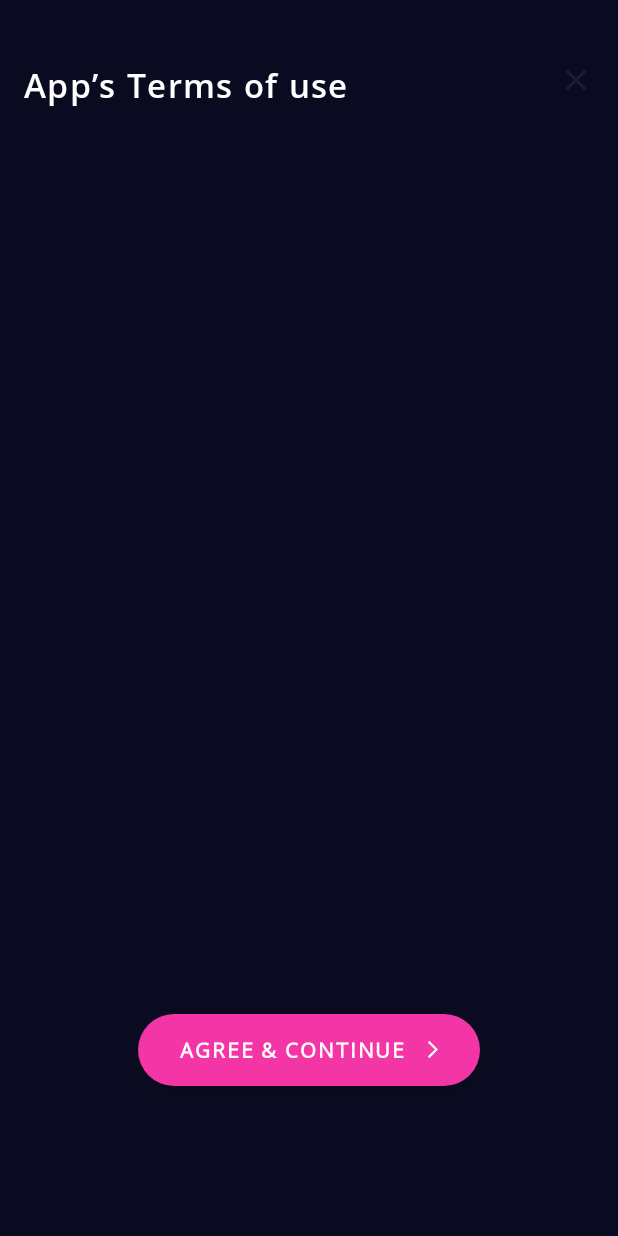
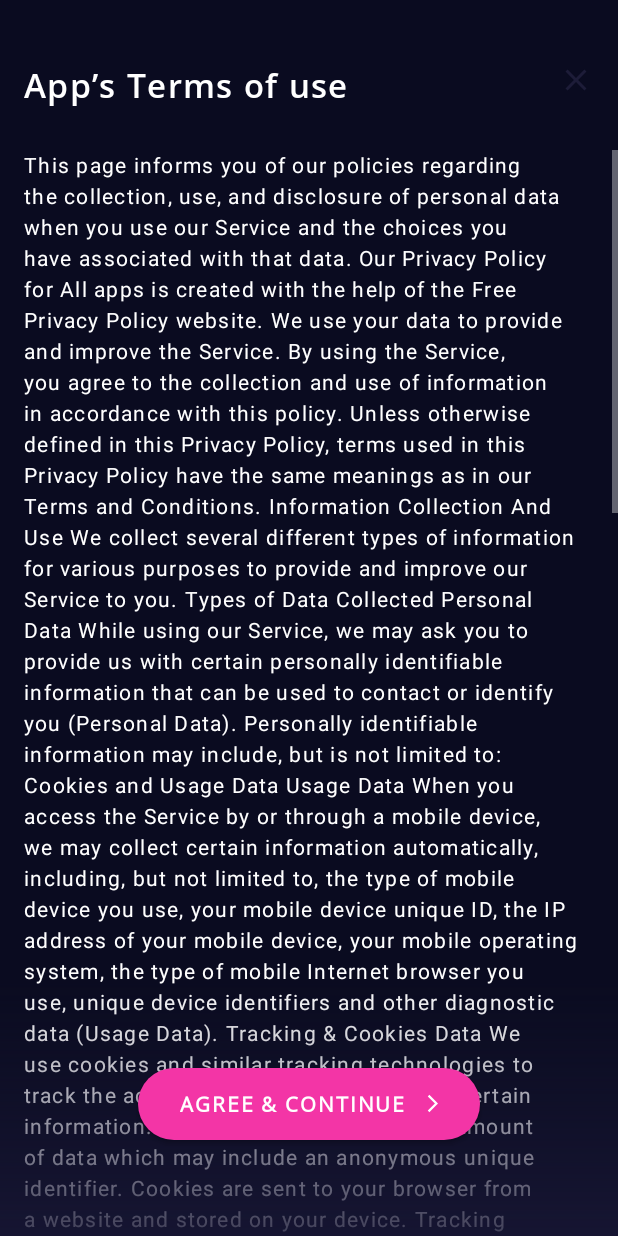
Before and after one commit to wsoteam/Horoscope, an Android app: the AppsTermsActivity screen opened directly, with no data from a screen before it, on a phone screen of 412 x 824 dp. Run offline under Robolectric (Android 15) with nearby library versions, the phone set to English and light mode, and no system bars; Roboto replaces fonts that are not available here.

Commit message:
add gradient and return navigation bar

```diff
--- /dev/null
+++ b/app/src/main/res/drawable/shape_gradient.xml
@@ -0,0 +1,7 @@
+<?xml version="1.0" encoding="utf-8"?>
+<shape xmlns:android="http://schemas.android.com/apk/res/android"
+    android:shape="rectangle">
+    <gradient android:endColor="#d4181735"
+        android:startColor="#00232143"
+        android:angle="270"/>
+</shape>
--- a/app/src/main/res/layout/app_terms_activity.xml
+++ b/app/src/main/res/layout/app_terms_activity.xml
@@ -30,7 +30,7 @@
     <ScrollView
         android:layout_width="match_parent"
         android:layout_height="wrap_content"
-        android:layout_marginTop="81dp">
+        android:layout_marginTop="100dp">
 
         <FrameLayout
             android:layout_width="match_parent"
@@ -42,6 +42,7 @@
                 android:fontFamily="sans-serif"
                 android:textStyle="normal"
                 android:textSize="14sp"
+                android:text="@string/terms"
                 android:textColor="#ffffff"
                 android:letterSpacing="0.06"
                 android:lineSpacingExtra="4.9sp"
@@ -52,11 +53,18 @@
 
     </ScrollView>
 
+
+    <ImageView
+        android:layout_width="match_parent"
+        android:layout_height="170dp"
+        android:src="@drawable/shape_gradient"
+        android:layout_gravity="bottom"/>
+
     <Button
         android:id="@+id/btnPay"
         android:layout_width="wrap_content"
         android:layout_height="wrap_content"
-        android:layout_marginBottom="100dp"
+        android:layout_marginBottom="64dp"
         android:fontFamily="@font/open_sans_regular"
         android:letterSpacing="0.09"
         android:lineSpacingExtra="2sp"
--- a/app/src/main/res/layout/privacy_police_activity.xml
+++ b/app/src/main/res/layout/privacy_police_activity.xml
@@ -30,7 +30,7 @@
     <ScrollView
         android:layout_width="match_parent"
         android:layout_height="wrap_content"
-        android:layout_marginTop="81dp">
+        android:layout_marginTop="100dp">
 
         <FrameLayout
             android:layout_width="match_parent"
@@ -44,6 +44,7 @@
                 android:textSize="14sp"
                 android:textColor="#ffffff"
                 android:letterSpacing="0.06"
+                android:text="@string/terms"
                 android:lineSpacingExtra="4.9sp"
                 android:layout_marginStart="16dp"
                 android:layout_marginEnd="22dp"/>
@@ -52,11 +53,17 @@
 
     </ScrollView>
 
+    <ImageView
+        android:layout_width="match_parent"
+        android:layout_height="170dp"
+        android:src="@drawable/shape_gradient"
+        android:layout_gravity="bottom"/>
+
     <Button
         android:id="@+id/btnPay"
         android:layout_width="wrap_content"
         android:layout_height="wrap_content"
-        android:layout_marginBottom="100dp"
+        android:layout_marginBottom="64dp"
         android:fontFamily="@font/open_sans_regular"
         android:letterSpacing="0.09"
         android:lineSpacingExtra="2sp"
--- a/app/src/main/res/layout/subscription_terms_activity.xml
+++ b/app/src/main/res/layout/subscription_terms_activity.xml
@@ -30,7 +30,7 @@
     <ScrollView
         android:layout_width="match_parent"
         android:layout_height="wrap_content"
-        android:layout_marginTop="81dp">
+        android:layout_marginTop="100dp">
 
         <FrameLayout
             android:layout_width="match_parent"
@@ -41,6 +41,7 @@
                 android:layout_height="wrap_content"
                 android:fontFamily="sans-serif"
                 android:textStyle="normal"
+                android:text="@string/terms"
                 android:textSize="14sp"
                 android:textColor="#ffffff"
                 android:letterSpacing="0.06"
@@ -52,11 +53,17 @@
 
     </ScrollView>
 
+    <ImageView
+        android:layout_width="match_parent"
+        android:layout_height="170dp"
+        android:src="@drawable/shape_gradient"
+        android:layout_gravity="bottom"/>
+
     <Button
         android:id="@+id/btnPay"
         android:layout_width="wrap_content"
         android:layout_height="wrap_content"
-        android:layout_marginBottom="100dp"
+        android:layout_marginBottom="64dp"
         android:fontFamily="@font/open_sans_regular"
         android:letterSpacing="0.09"
         android:lineSpacingExtra="2sp"
--- /dev/null
+++ b/app/src/main/res/values/apps_terms.xml
@@ -0,0 +1,82 @@
+<?xml version="1.0" encoding="utf-8"?>
+<resources>
+
+    <string name="terms">
+
+        This page informs you of our policies regarding the collection, use, and disclosure of personal data when you use our Service and the choices you have associated with that data. Our Privacy Policy for All apps is created with the help of the Free Privacy Policy website.
+
+We use your data to provide and improve the Service. By using the Service, you agree to the collection and use of information in accordance with this policy. Unless otherwise defined in this Privacy Policy, terms used in this Privacy Policy have the same meanings as in our Terms and Conditions.
+Information Collection And Use
+We collect several different types of information for various purposes to provide and improve our Service to you.
+Types of Data Collected
+
+Personal Data
+
+While using our Service, we may ask you to provide us with certain personally identifiable information that can be used to contact or identify you ("Personal Data"). Personally identifiable information may include, but is not limited to:
+Cookies and Usage Data
+
+Usage Data
+
+When you access the Service by or through a mobile device, we may collect certain information automatically, including, but not limited to, the type of mobile device you use, your mobile device unique ID, the IP address of your mobile device, your mobile operating system, the type of mobile Internet browser you use, unique device identifiers and other diagnostic data ("Usage Data").
+
+Tracking &amp; Cookies Data
+
+We use cookies and similar tracking technologies to track the activity on our Service and hold certain information.
+Cookies are files with small amount of data which may include an anonymous unique identifier. Cookies are sent to your browser from a website and stored on your device. Tracking technologies also used are beacons, tags, and scripts to collect and track information and to improve and analyze our Service.
+
+You can instruct your browser to refuse all cookies or to indicate when a cookie is being sent. However, if you do not accept cookies, you may not be able to use some portions of our Service.
+
+Examples of Cookies we use:
+Session Cookies. We use Session Cookies to operate our Service.
+Preference Cookies. We use Preference Cookies to remember your preferences and various settings.
+Security Cookies. We use Security Cookies for security purposes.
+
+Use of Data
+
+All apps uses the collected data for various purposes:
+To provide and maintain the Service
+To notify you about changes to our Service
+To allow you to participate in interactive features of our Service when you choose to do so
+
+To provide customer care and support
+To provide analysis or valuable information so that we can improve the Service
+To monitor the usage of the Service
+To detect, prevent and address technical issues
+
+Transfer Of Data
+
+Your information, including Personal Data, may be transferred to — and maintained on — computers located outside of your state, province, country or other governmental jurisdiction where the data protection laws may differ than those from your jurisdiction.
+If you are located outside Russian Federation and choose to provide information to us, please note that we transfer the data, including Personal Data, to Russian Federation and process it there.
+
+Your consent to this Privacy Policy followed by your submission of such information represents your agreement to that transfer.
+All apps will take all steps reasonably necessary to ensure that your data is treated securely and in accordance with this Privacy Policy and no transfer of your Personal Data will take place to an organization or a country unless there are adequate controls in place including the security of your data and other personal information.
+
+Disclosure Of Data
+
+Legal Requirements
+All apps may disclose your Personal Data in the good faith belief that such action is necessary to:
+To comply with a legal obligation
+To protect and defend the rights or property of All apps
+To prevent or investigate possible wrongdoing in connection with the Service
+To protect the personal safety of users of the Service or the public
+To protect against legal liability
+
+Security Of Data
+
+The security of your data is important to us, but remember that no method of transmission over the Internet, or method of electronic storage is 100% secure. While we strive to use commercially acceptable means to protect your Personal Data, we cannot guarantee its absolute security.
+
+Service Providers
+
+We may employ third party companies and individuals to facilitate our Service ("Service Providers"), to provide the Service on our behalf, to perform Service-related services or to assist us in analyzing how our Service is used.
+
+These third parties have access to your Personal Data only to perform these tasks on our behalf and are obligated not to disclose or use it for any other purpose.
+
+Analytics
+
+We may use third-party Service Providers to monitor and analyze the use of our Service.
+Google Analytics
+Google Analytics is a web analytics service offered by Google that tracks and reports website traffic. Google uses the data collected to track and monitor the use of our Service. This data is shared with other Google services. Google may use the collected data to contextualize and personalize the ads of its own advertising network.
+
+
+    </string>
+</resources>
--- a/app/src/main/res/values/styles.xml
+++ b/app/src/main/res/values/styles.xml
@@ -21,7 +21,7 @@
         <item name="windowNoTitle">true</item>
         <item name="android:statusBarColor">@android:color/transparent</item>
         <item name="android:windowTranslucentStatus">true</item>
-        <item name="android:windowTranslucentNavigation">true</item>
+        <item name="android:windowTranslucentNavigation">false</item>
     </style>
 
     <style name="Form" parent="Theme.AppCompat.NoActionBar">
```
